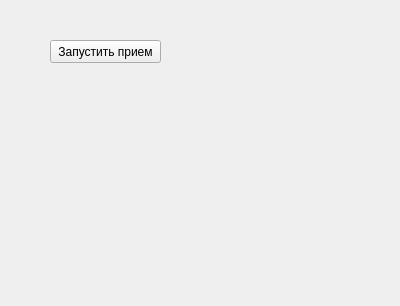
Before: the Qt Designer form image_process.ui in CMIDnavigation/Test, drawn with Qt 5.
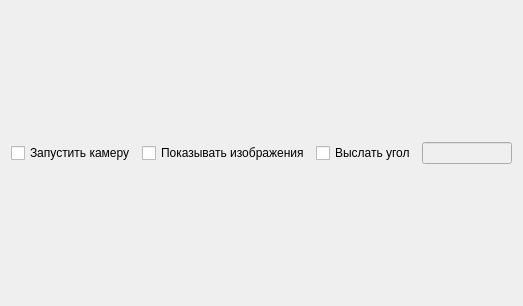
After: the same form once the commit is applied.

Commit message: create_new_form

What changed in the file:
```diff
--- a/image_process.ui
+++ b/image_process.ui
@@ -6,26 +6,53 @@
    <rect>
     <x>0</x>
     <y>0</y>
-    <width>400</width>
+    <width>523</width>
     <height>306</height>
    </rect>
   </property>
   <property name="windowTitle">
    <string>Form</string>
   </property>
-  <widget class="QPushButton" name="btn_work_with_image">
-   <property name="geometry">
-    <rect>
-     <x>50</x>
-     <y>40</y>
-     <width>111</width>
-     <height>23</height>
-    </rect>
-   </property>
-   <property name="text">
-    <string>Запустить прием</string>
-   </property>
-  </widget>
+  <layout class="QVBoxLayout" name="verticalLayout">
+   <item>
+    <layout class="QHBoxLayout" name="horizontalLayout_2">
+     <item>
+      <widget class="QCheckBox" name="checkBox">
+       <property name="text">
+        <string>Запустить камеру</string>
+       </property>
+      </widget>
+     </item>
+     <item>
+      <widget class="QCheckBox" name="checkBox_2">
+       <property name="text">
+        <string>Показывать изображения</string>
+       </property>
+      </widget>
+     </item>
+     <item>
+      <widget class="QCheckBox" name="checkBox_3">
+       <property name="text">
+        <string>Выслать угол</string>
+       </property>
+      </widget>
+     </item>
+     <item>
+      <widget class="QLineEdit" name="lineEdit">
+       <property name="enabled">
+        <bool>false</bool>
+       </property>
+      </widget>
+     </item>
+    </layout>
+   </item>
+   <item>
+    <layout class="QHBoxLayout" name="horizontalLayout"/>
+   </item>
+   <item>
+    <layout class="QHBoxLayout" name="horizontalLayout_3"/>
+   </item>
+  </layout>
  </widget>
  <resources/>
  <connections/>
```
The commit also changes 2 other files.
